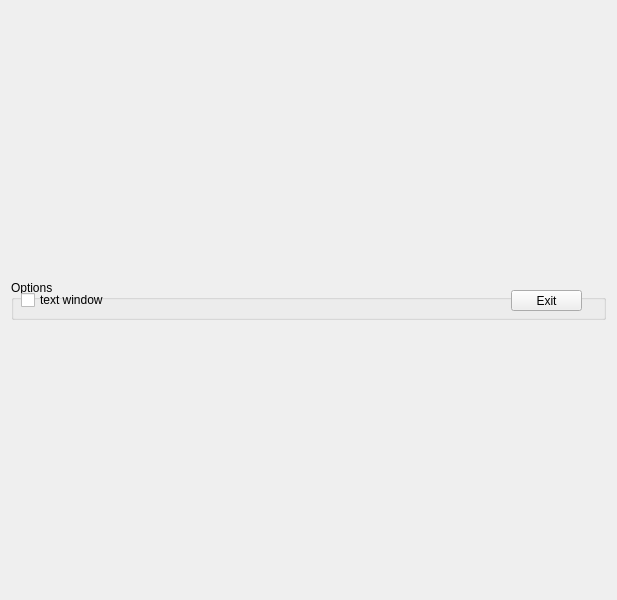
Above: qDisplayServer/widget.ui from molnija2/uLisp_x86_emulator before the change. Below: the same form after it.
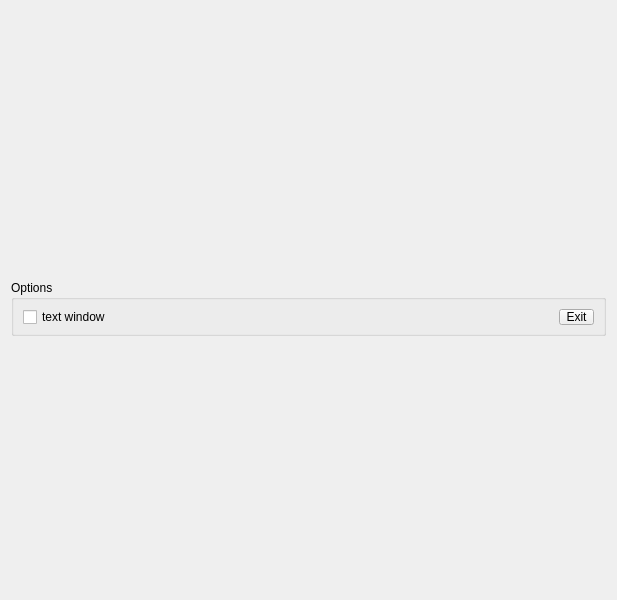
That is the form after the change. Icons and pictures are not drawn.

Patch:
```diff
--- a/qDisplayServer/widget.ui
+++ b/qDisplayServer/widget.ui
@@ -23,10 +23,13 @@
   <layout class="QVBoxLayout" name="verticalLayout">
    <item>
     <widget class="QGroupBox" name="groupBox_Options">
+     <property name="enabled">
+      <bool>true</bool>
+     </property>
      <property name="minimumSize">
       <size>
        <width>0</width>
-       <height>40</height>
+       <height>56</height>
       </size>
      </property>
      <property name="maximumSize">
@@ -38,32 +41,34 @@
      <property name="title">
       <string>Options</string>
      </property>
+     <layout class="QHBoxLayout" name="horizontalLayout">
+      <item>
      <widget class="QCheckBox" name="checkBox_textwindow">
-      <property name="geometry">
-       <rect>
-        <x>10</x>
-        <y>10</y>
-        <width>111</width>
-        <height>20</height>
-       </rect>
+        <property name="minimumSize">
+         <size>
+          <width>0</width>
+          <height>16</height>
+         </size>
       </property>
       <property name="text">
        <string>text window</string>
       </property>
      </widget>
+      </item>
+      <item>
      <widget class="QToolButton" name="toolButton_Exit">
-      <property name="geometry">
-       <rect>
-        <x>500</x>
-        <y>10</y>
-        <width>71</width>
-        <height>21</height>
-       </rect>
+        <property name="minimumSize">
+         <size>
+          <width>0</width>
+          <height>16</height>
+         </size>
       </property>
       <property name="text">
        <string>Exit</string>
       </property>
      </widget>
+      </item>
+     </layout>
     </widget>
    </item>
   </layout>
```
Lines whose indentation alone changed are shown as unchanged.
